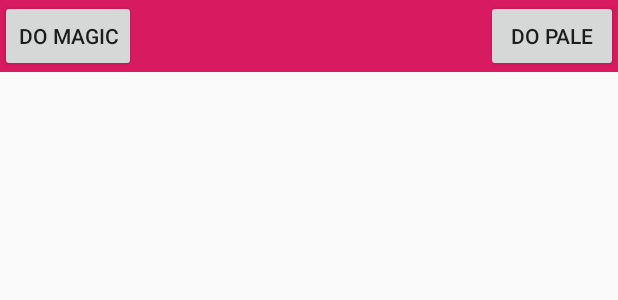
After one commit to pdog18/android-transitions-tutorial, an Android app: the layout path.xml on its own in the app's theme, with its tools: preview values and no code run, on a phone screen of 412 x 824 dp. The commit adds this screen. Shown: the top 300 px of the screen. Run offline under Robolectric (Android 15) with nearby library versions, the light colour scheme and no system bars.

Commit message:
1. image transform 2. path

```diff
--- a/app/src/main/java/com/pdog18/transition/SlideFragment.kt
+++ b/app/src/main/java/com/pdog18/transition/SlideFragment.kt
@@ -21,6 +21,7 @@ class SlideFragment : BaseFragment() {
             var visible: Boolean = false
             override fun onClick(v: View) {
                 val transition = Slide(Gravity.END)
+
                 TransitionManager.beginDelayedTransition(transitions_slide_container, transition)
                 visible = !visible
                 text_slide.visibility = if (visible) View.VISIBLE else View.GONE
--- a/app/src/main/res/layout/activity_tab_viewpager.xml
+++ b/app/src/main/res/layout/activity_tab_viewpager.xml
@@ -9,6 +9,7 @@
     <com.google.android.material.tabs.TabLayout
         android:id="@+id/tab_layout"
         android:layout_width="match_parent"
+        app:tabMode="scrollable"
         android:layout_height="wrap_content">
 
     </com.google.android.material.tabs.TabLayout>
--- a/app/src/main/res/layout/image_transform.xml
+++ b/app/src/main/res/layout/image_transform.xml
@@ -8,6 +8,7 @@
 
     <ImageView android:layout_width="300dp" android:layout_height="wrap_content"
                android:background="@mipmap/hencoder"
+               android:layout_gravity="center"
                android:id="@+id/image"
     />
 
--- /dev/null
+++ b/app/src/main/res/layout/path.xml
@@ -0,0 +1,23 @@
+<?xml version="1.0" encoding="utf-8"?>
+<FrameLayout xmlns:android="http://schemas.android.com/apk/res/android"
+             android:id="@+id/transitionsContainer"
+             android:layout_width="match_parent"
+             android:layout_height="wrap_content"
+             android:background="@color/colorAccent"
+             android:orientation="vertical">
+
+
+    <Button android:id="@+id/button"
+            android:layout_width="wrap_content"
+            android:layout_height="wrap_content"
+            android:text="DO MAGIC"/>
+
+
+    <Button android:id="@+id/pale"
+            android:layout_gravity="end|top"
+            android:layout_width="wrap_content"
+            android:layout_height="wrap_content"
+            android:text="DO PALE"/>
+
+
+</FrameLayout>
```
Also changed, not shown: app/src/main/java/com/pdog18/MainActivity.kt (+3 -5 lines), app/src/main/java/com/pdog18/transition/ImageTransformFragment.kt (+6 -2 lines), app/src/main/java/com/pdog18/transition/PathFragment.kt (added, +58 -0 lines), 1 other file.
